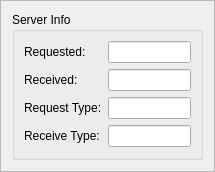
Qt form OnlTools/OnlinePlots/QEvpClient/ServerInfoUi.ui (TruhlarT/star-soft) before a commit.
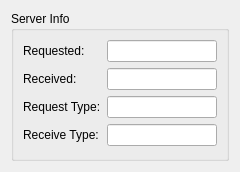
The same form after that commit.

```diff
--- a/OnlTools/OnlinePlots/QEvpClient/ServerInfoUi.ui
+++ b/OnlTools/OnlinePlots/QEvpClient/ServerInfoUi.ui
@@ -5,18 +5,24 @@
    <rect>
     <x>0</x>
     <y>0</y>
-    <width>215</width>
+    <width>240</width>
     <height>172</height>
    </rect>
   </property>
+  <property name="sizePolicy" >
+   <sizepolicy vsizetype="Preferred" hsizetype="Fixed" >
+    <horstretch>0</horstretch>
+    <verstretch>0</verstretch>
+   </sizepolicy>
+  </property>
   <property name="windowTitle" >
    <string>Frame</string>
   </property>
   <property name="frameShape" >
-   <enum>QFrame::StyledPanel</enum>
+   <enum>QFrame::NoFrame</enum>
   </property>
   <property name="frameShadow" >
-   <enum>QFrame::Raised</enum>
+   <enum>QFrame::Plain</enum>
   </property>
   <layout class="QVBoxLayout" name="verticalLayout" >
    <item>
```
